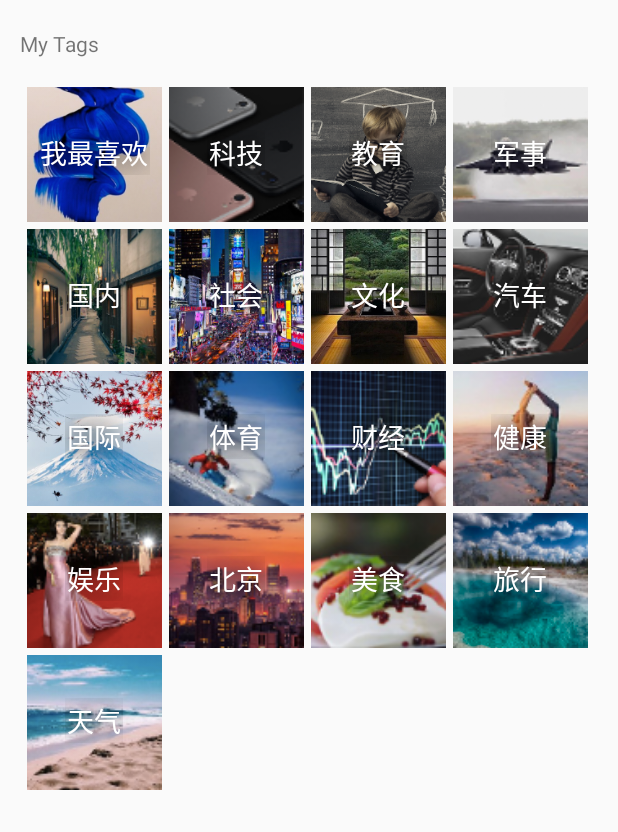
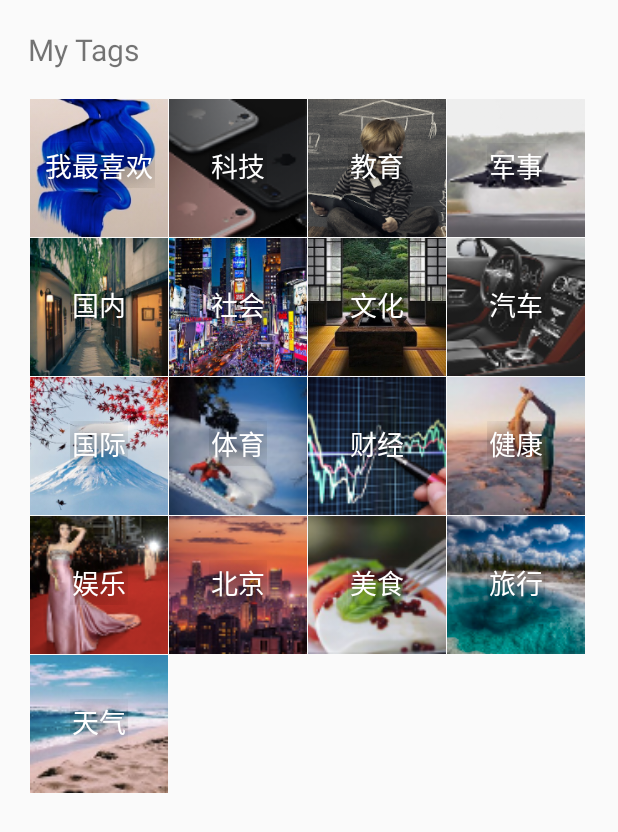
Before and after one commit to Qiaoyf96/NewsClient, an Android app: the VTags screen opened directly, with no data from a screen before it, on a phone screen of 412 x 824 dp. Shown: the top 832 px of the screen. Run offline under Robolectric (Android 15) with nearby library versions, the phone set to English and light mode, and no system bars.

Commit message:
Display Finetune

```diff
--- a/app/src/main/res/layout/activity_tags.xml
+++ b/app/src/main/res/layout/activity_tags.xml
@@ -11,6 +11,7 @@
         android:id="@+id/tags_textView"
         android:layout_width="match_parent"
         android:layout_height="wrap_content"
+        android:textSize="20sp"
         android:text="    My Tags" />
 
     <TextView
@@ -29,13 +30,13 @@
 
             <GridView
                 android:id="@+id/activity_tags_Gridview"
-                android:layout_width="375dp"
+                android:layout_width="371dp"
                 android:layout_height="495dp"
-                android:columnWidth="90dp"
+                android:columnWidth="92dp"
                 android:gravity="center_horizontal"
-                android:horizontalSpacing="5dp"
+                android:horizontalSpacing="1dp"
                 android:numColumns="auto_fit"
-                android:verticalSpacing="5dp" />
+                android:verticalSpacing="1dp" />
         </LinearLayout>
     </ScrollView>
 
--- a/app/src/main/res/layout/tags_item.xml
+++ b/app/src/main/res/layout/tags_item.xml
@@ -1,7 +1,7 @@
 <?xml version="1.0" encoding="utf-8"?>
 <FrameLayout xmlns:android="http://schemas.android.com/apk/res/android"
-    android:layout_width="90dp"
-    android:layout_height="90dp">
+    android:layout_width="92dp"
+    android:layout_height="92dp">
 
     <ImageView
         android:id="@+id/tags_item_ItemImage"
```
